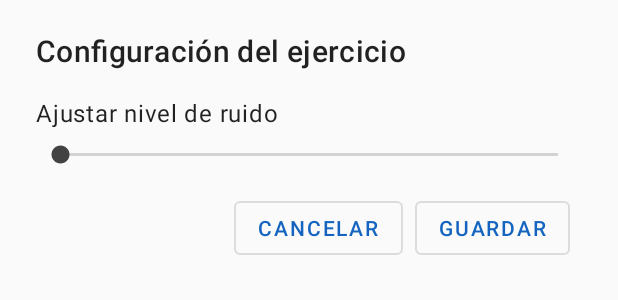
After one commit to BrunoAlan/APP_PS_Fono, an Android app: the layout dialog_game_settings.xml on its own in the app's theme, with its tools: preview values and no code run, on a phone screen of 412 x 824 dp. The commit adds this screen. Shown: the top 300 px of the screen. Run offline under Robolectric (Android 15) with nearby library versions, the phone set to English and light mode, and no system bars; Roboto replaces fonts that are not available here.

Commit message:
Agregado un imgButton para ajustar los niveles de ruido del ejercicio, funcional

```diff
--- a/app/src/main/AndroidManifest.xml
+++ b/app/src/main/AndroidManifest.xml
@@ -13,7 +13,7 @@
         android:label="@string/app_name"
         android:roundIcon="@mipmap/ic_launcher_round"
         android:supportsRtl="true"
-        android:theme="@style/AppTheme"
+        android:theme="@style/MyTheme.DayNight"
         tools:ignore="GoogleAppIndexingWarning">
 
         <activity
@@ -52,7 +52,8 @@
             android:screenOrientation="portrait" />
         <activity
             android:name=".MainActivity"
-            android:screenOrientation="portrait">
+            android:exported="true"
+            >
             <intent-filter>
                 <action android:name="android.intent.action.MAIN" />
                 <category android:name="android.intent.category.LAUNCHER" />
--- a/app/src/main/res/layout/activity_detalle_resultado.xml
+++ b/app/src/main/res/layout/activity_detalle_resultado.xml
@@ -38,13 +38,12 @@
                 android:id="@+id/textView12"
                 android:layout_width="wrap_content"
                 android:layout_height="wrap_content"
-                android:layout_marginTop="24dp"
                 android:layout_marginEnd="16dp"
                 android:text="Puntuación"
                 android:textSize="24sp"
                 android:textStyle="bold"
                 app:layout_constraintEnd_toEndOf="parent"
-                app:layout_constraintTop_toBottomOf="@+id/toolbar_detalle_resultado" />
+                app:layout_constraintTop_toTopOf="parent" />
 
             <TextView
                 android:id="@+id/textView13"
@@ -55,7 +54,7 @@
                 android:textSize="24sp"
                 android:textStyle="bold"
                 app:layout_constraintStart_toStartOf="parent"
-                app:layout_constraintTop_toBottomOf="@+id/toolbar_detalle_resultado" />
+                app:layout_constraintTop_toTopOf="parent" />
 
             <TextView
                 android:id="@+id/tvFecha"
--- /dev/null
+++ b/app/src/main/res/layout/dialog_game_settings.xml
@@ -0,0 +1,72 @@
+<?xml version="1.0" encoding="utf-8"?>
+<androidx.constraintlayout.widget.ConstraintLayout xmlns:android="http://schemas.android.com/apk/res/android"
+    android:layout_width="match_parent"
+    android:layout_height="wrap_content"
+    xmlns:app="http://schemas.android.com/apk/res-auto">
+    <androidx.constraintlayout.widget.ConstraintLayout
+        android:layout_width="match_parent"
+        android:layout_height="wrap_content"
+        app:layout_constraintStart_toStartOf="parent"
+        app:layout_constraintTop_toTopOf="parent"
+        android:layout_marginStart="@dimen/common_dialog_horizontal"
+        android:layout_marginEnd="@dimen/common_dialog_horizontal">
+        <TextView
+            android:id="@+id/tvTitle"
+            android:layout_width="wrap_content"
+            android:layout_height="@dimen/common_padding_large"
+            android:paddingTop="20dp"
+            android:text="Configuración del ejercicio"
+            app:layout_constraintStart_toStartOf="parent"
+            app:layout_constraintTop_toTopOf="parent"
+            style="@style/TextAppearance.MaterialComponents.Headline6"/>
+        <androidx.constraintlayout.widget.ConstraintLayout
+            android:id="@+id/clNoise"
+            android:layout_width="match_parent"
+            android:layout_height="@dimen/common_item_height"
+            app:layout_constraintStart_toStartOf="parent"
+            app:layout_constraintTop_toBottomOf="@+id/tvTitle">
+            <TextView
+                android:id="@+id/tvNoise"
+                android:layout_width="wrap_content"
+                android:layout_height="wrap_content"
+                android:text="Ajustar nivel de ruido"
+                app:layout_constraintStart_toStartOf="parent"
+                app:layout_constraintTop_toTopOf="parent"
+                style="@style/TextAppearance.MaterialComponents.Body1"/>
+            <SeekBar
+                android:id="@+id/sbNoise"
+                android:layout_width="match_parent"
+                android:layout_height="wrap_content"
+                app:layout_constraintTop_toBottomOf="@+id/tvNoise"
+                app:layout_constraintStart_toStartOf="parent"
+                app:layout_constraintBottom_toBottomOf="parent"/>
+        </androidx.constraintlayout.widget.ConstraintLayout>
+        <com.google.android.material.button.MaterialButton
+            android:id="@+id/btnCancel"
+            android:layout_width="wrap_content"
+            android:layout_height="wrap_content"
+            android:text="Cancelar"
+            android:layout_marginTop="@dimen/common_dialog_button"
+            android:layout_marginBottom="@dimen/common_dialog_button"
+            android:layout_marginStart="@dimen/common_dialog_button"
+            android:layout_marginEnd="@dimen/common_dialog_button"
+            app:layout_constraintEnd_toStartOf="@+id/btnSave"
+            app:layout_constraintTop_toBottomOf="@+id/clNoise"
+            app:layout_constraintBottom_toBottomOf="parent"
+            style="@style/Widget.MaterialComponents.Button.OutlinedButton"/>
+        <com.google.android.material.button.MaterialButton
+            android:id="@+id/btnSave"
+            android:layout_width="wrap_content"
+            android:layout_height="wrap_content"
+            android:text="Guardar"
+            android:layout_marginTop="@dimen/common_dialog_button"
+            android:layout_marginBottom="@dimen/common_dialog_button"
+            android:layout_marginStart="@dimen/common_dialog_button"
+            android:layout_marginEnd="@dimen/common_dialog_button"
+            app:layout_constraintTop_toBottomOf="@+id/clNoise"
+            app:layout_constraintEnd_toEndOf="parent"
+            app:layout_constraintBottom_toBottomOf="parent"
+            style="@style/Widget.MaterialComponents.Button.OutlinedButton"/>
+    </androidx.constraintlayout.widget.ConstraintLayout>
+
+</androidx.constraintlayout.widget.ConstraintLayout>
--- a/app/src/main/res/values/colors.xml
+++ b/app/src/main/res/values/colors.xml
@@ -5,4 +5,24 @@
     <color name="colorAccent">#5e92f3</color>
     <color name="colorWhite">#ffffff</color>
     <color name="fondoGrabar">#EDEDFA</color>
+
+    <!-- Material Theme Colors -->
+    <color name="color_primary">#1565c0</color>
+    <color name="color_primary_light">#5e92f3</color>
+    <color name="color_primary_variant">#003c8f</color>
+    <color name="color_secondary">#424242</color>
+    <color name="color_secondary_light">#6d6d6d</color>
+    <color name="color_secondary_variant">#1b1b1b</color>
+
+    <color name="color_background">#fafafa</color>
+    <color name="color_surface">#ffffff</color>
+    <color name="color_error">#d50000</color>
+
+    <color name="color_on_primary">#ffffff</color>
+    <color name="color_on_secondary">#ffffff</color>
+    <color name="color_on_background">#000</color>
+    <color name="color_on_surface">#000</color>
+    <color name="color_on_error">#fff</color>
+
+
 </resources>
--- a/app/src/main/res/values/dimens.xml
+++ b/app/src/main/res/values/dimens.xml
@@ -9,4 +9,11 @@
     <dimen name="nav_header_height">176dp</dimen>
     <dimen name="margin_horizontal_small">8dp</dimen>
     <dimen name="background_dialog_radius">4dp</dimen>
+    <dimen name="common_padding_default">16dp</dimen>
+    <dimen name="common_padding_medium">32dp</dimen>
+    <dimen name="common_padding_large">64dp</dimen>
+    <dimen name="common_dialog_header_top">20dp</dimen>
+    <dimen name="common_dialog_horizontal">24dp</dimen>
+    <dimen name="common_item_height">56dp</dimen>
+    <dimen name="common_dialog_button">8dp</dimen>
 </resources>
--- /dev/null
+++ b/app/src/main/res/values/theme.xml
@@ -0,0 +1,23 @@
+<?xml version="1.0" encoding="utf-8"?>
+<resources>
+    <style name="MyTheme.DayNight" parent="Base.MyTheme"/>
+
+    <style name="Base.MyTheme" parent="Base.MaterialThemeBuilder">
+        <item name="colorPrimary">@color/color_primary</item>
+        <item name="colorPrimaryVariant">@color/color_primary_variant</item>
+        <item name="colorSecondary">@color/color_secondary</item>
+        <item name="colorSecondaryVariant">@color/color_secondary_variant</item>
+        <item name="android:colorBackground">@color/color_background</item>
+        <item name="colorSurface">@color/color_surface</item>
+        <item name="colorError">@color/color_error</item>
+
+        <item name="colorOnPrimary">@color/color_on_primary</item>
+        <item name="colorOnSecondary">@color/color_on_secondary</item>
+        <item name="colorOnBackground">@color/color_on_background</item>
+        <item name="colorOnSurface">@color/color_on_surface</item>
+        <item name="colorOnError">@color/color_on_error</item>
+    </style>
+    <style name="Base.MaterialThemeBuilder" parent="Theme.MaterialComponents.DayNight.NoActionBar">
+        <item name="android:statusBarColor">@color/color_primary_variant</item>
+    </style>
+</resources>
--- a/build.gradle
+++ b/build.gradle
@@ -3,11 +3,11 @@
 buildscript {
     repositories {
         google()
-        jcenter()
+        mavenCentral()
 
     }
     dependencies {
-        classpath 'com.android.tools.build:gradle:7.0.0'
+        classpath 'com.android.tools.build:gradle:7.0.1'
 
         // NOTE: Do not place your application dependencies here; they belong
         // in the individual module build.gradle files
@@ -17,7 +17,7 @@
 allprojects {
     repositories {
         google()
-        jcenter()
+        mavenCentral()
 
     }
 }
```
Also changed, not shown: app/build.gradle (+3 -4 lines), app/src/main/java/com/example/myapplication/Controllers/ReproductorDeAudioController.java (+22 -0 lines), app/src/main/java/com/example/myapplication/common/utils/UtilsCommon.java (+37 -3 lines), app/src/main/java/com/example/myapplication/logica/Ejercicio_Cinco_Opciones.java (+19 -6 lines), app/src/main/res/drawable/ic_baseline_settings_24.xml (added, +10 -0 lines), app/src/main/res/layout/ejercicio_cinco_opciones.xml (+22 -11 lines), app/src/main/res/values/styles.xml (+1 -7 lines), 2 other files.
